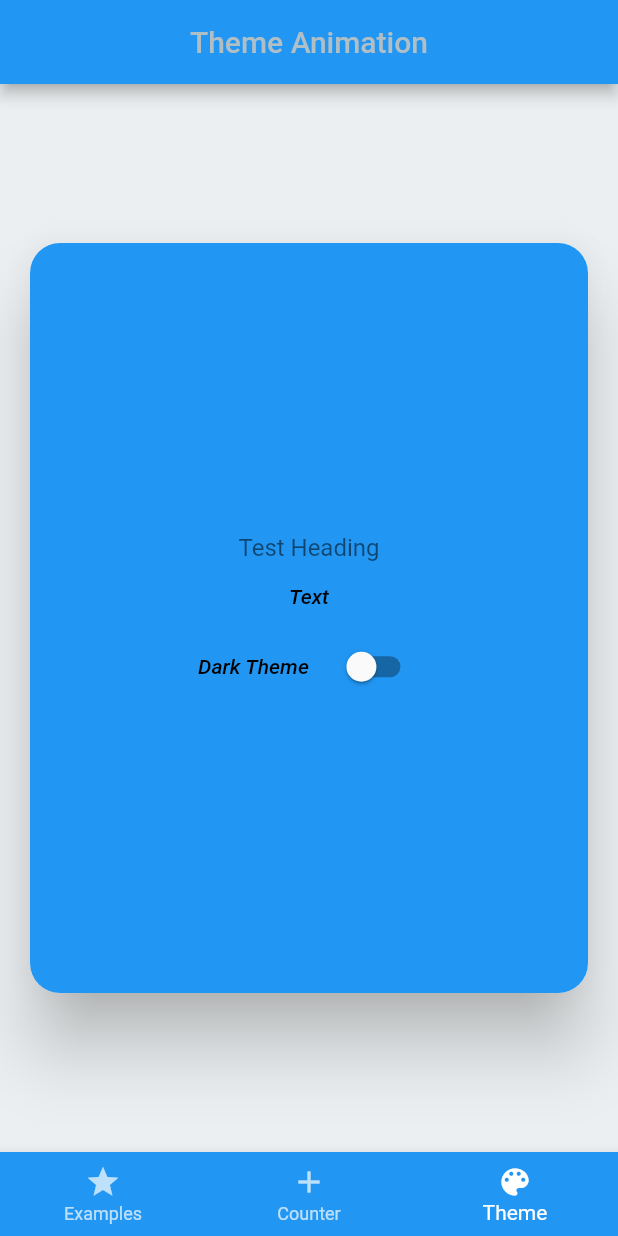
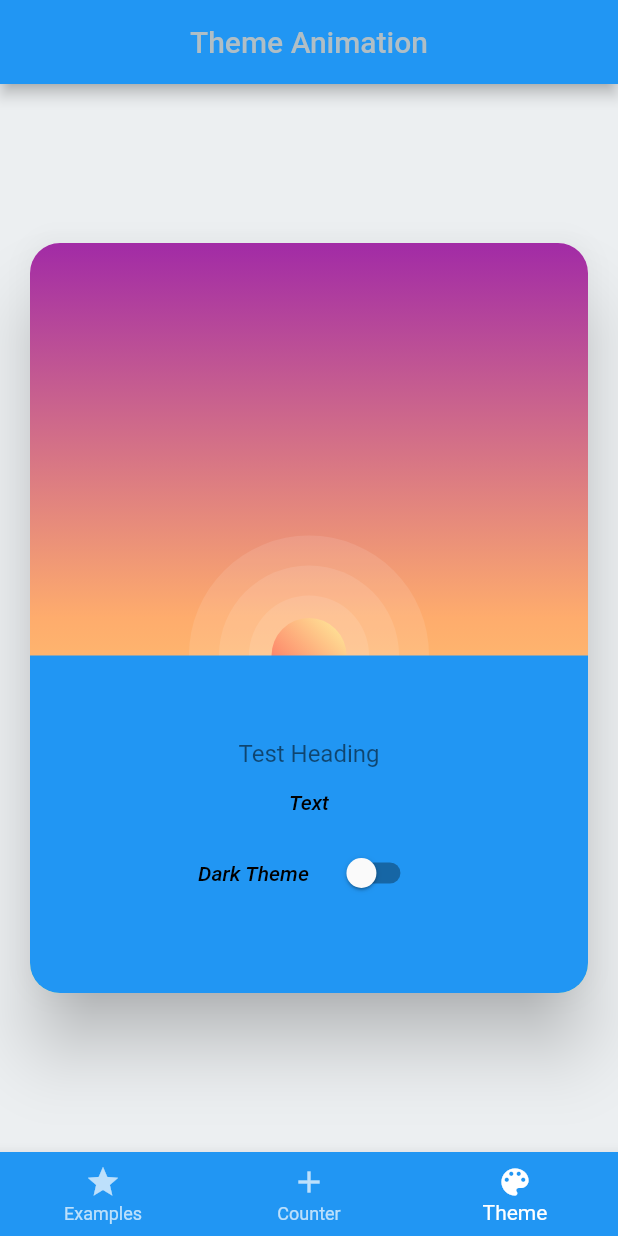
Before and after one commit to Alex-Kuchar/flutter_dart_zth, a Flutter app: the screen it shows after launch, item 3 of the bottom bar chosen, on a phone screen of 412 x 824 dp. Run offline on Flutter 3.47's test engine with Material 2 defaults, Android fonts, the light colour scheme and no system bars; Roboto replaces fonts that are missing (Rubik).

Commit message:
project is done.

```diff
--- a/fluttergrundlagen/lib/presentation/theme_animation/theme_anim_page.dart
+++ b/fluttergrundlagen/lib/presentation/theme_animation/theme_anim_page.dart
@@ -1,5 +1,8 @@
 import 'package:flutter/material.dart';
 import 'package:fluttergrundlagen/application/theme_service.dart';
+import 'package:fluttergrundlagen/presentation/theme_animation/widgets/moon.dart';
+import 'package:fluttergrundlagen/presentation/theme_animation/widgets/star.dart';
+import 'package:fluttergrundlagen/presentation/theme_animation/widgets/sun.dart';
 import 'package:provider/provider.dart';
 
 class ThemeAnimationPage extends StatelessWidget {
@@ -27,8 +30,98 @@ class ThemeAnimationPage extends StatelessWidget {
                     height: 500,
                     decoration: BoxDecoration(
                       borderRadius: BorderRadius.circular(20),
-                      color: Theme.of(context).primaryColor,
+                      gradient: LinearGradient(
+                        colors: themeService.isDarkMode
+                            ? const [
+                                Color(0XFF94A9FF),
+                                Color(0xFF6B66CC),
+                                Color(0xFF200F75),
+                              ]
+                            : const [
+                                Color(0xDDFFFA66),
+                                Color(0xDDFFA057),
+                                Color(0xDD940B99),
+                              ],
+                        begin: Alignment.bottomCenter,
+                        end: Alignment.topCenter,
                       ),
+                    ),
+                    child: Stack(
+                      children: [
+                        Positioned(
+                          top: 70,
+                          right: 50,
+                          child: AnimatedOpacity(
+                            duration: Duration(milliseconds: 50),
+                            opacity: themeService.isDarkMode ? 1 : 0,
+                            child: Star(),
+                          ),
+                        ),
+                        Positioned(
+                          top: 150,
+                          left: 60,
+                          child: AnimatedOpacity(
+                            duration: Duration(milliseconds: 100),
+                            opacity: themeService.isDarkMode ? 1 : 0,
+                            child: Star(),
+                          ),
+                        ),
+                        Positioned(
+                          top: 40,
+                          left: 200,
+                          child: AnimatedOpacity(
+                            duration: Duration(milliseconds: 150),
+                            opacity: themeService.isDarkMode ? 1 : 0,
+                            child: Star(),
+                          ),
+                        ),
+                        Positioned(
+                          top: 50,
+                          left: 54,
+                          child: AnimatedOpacity(
+                            duration: Duration(milliseconds: 200),
+                            opacity: themeService.isDarkMode ? 1 : 0,
+                            child: Star(),
+                          ),
+                        ),
+                        Positioned(
+                          top: 100,
+                          right: 200,
+                          child: AnimatedOpacity(
+                            duration: Duration(milliseconds: 250),
+                            opacity: themeService.isDarkMode ? 1 : 0,
+                            child: Star(),
+                          ),
+                        ),
+                        AnimatedPositioned(
+                          top: themeService.isDarkMode ? 100 : 170,
+                          right: themeService.isDarkMode ? 100 : -40,
+                          duration: Duration(milliseconds: 500),
+                          child: AnimatedOpacity(
+                            opacity: themeService.isDarkMode ? 1 : 0,
+                            duration: Duration(milliseconds: 400),
+                            child: Moon(),
+                          ),
+                        ),
+                        AnimatedPadding(
+                          padding: EdgeInsets.only(
+                              top: themeService.isDarkMode ? 110 : 50),
+                          duration: Duration(milliseconds: 200),
+                          child: Center(
+                            child: Sun(),
+                          ),
+                        ),
+                        Align(
+                          alignment: Alignment.bottomCenter,
+                          child: Container(
+                            height: 225,
+                            decoration: BoxDecoration(
+                                color: themeService.isDarkMode
+                                    ? Theme.of(context).colorScheme.primary
+                                    : Theme.of(context).appBarTheme.color,
+                                borderRadius: BorderRadius.only(
+                                    bottomLeft: Radius.circular(20),
+                                    bottomRight: Radius.circular(20))),
                             child: Column(
                               mainAxisAlignment: MainAxisAlignment.center,
                               children: [
@@ -74,6 +167,10 @@ class ThemeAnimationPage extends StatelessWidget {
                                   ],
                                 )
                               ],
+                            ),
+                          ),
+                        ),
+                      ],
                     )),
               ),
             ),
--- /dev/null
+++ b/fluttergrundlagen/lib/presentation/theme_animation/widgets/moon.dart
@@ -0,0 +1,23 @@
+import 'package:flutter/material.dart';
+
+class Moon extends StatelessWidget {
+  const Moon({super.key});
+
+  @override
+  Widget build(BuildContext context) {
+    return Container(
+      height: 30,
+      width: 30,
+      decoration: BoxDecoration(
+          shape: BoxShape.circle,
+          gradient: LinearGradient(
+            colors: [
+              Color(0xFF8983F7),
+              Color(0xFFA3DAFB),
+            ],
+            begin: Alignment.bottomLeft,
+            end: Alignment.topRight,
+          )),
+    );
+  }
+}
--- /dev/null
+++ b/fluttergrundlagen/lib/presentation/theme_animation/widgets/star.dart
@@ -0,0 +1,24 @@
+import 'package:flutter/material.dart';
+
+class Star extends StatelessWidget {
+  const Star({super.key});
+
+  @override
+  Widget build(BuildContext context) {
+    return Container(
+      width: 2,
+      height: 2,
+      decoration: BoxDecoration(
+          shape: BoxShape.circle,
+          color: Color(0xFFC9E9FC),
+          boxShadow: [
+            BoxShadow(
+              color: Color(0xFFC9E9FC).withOpacity(0.5),
+              spreadRadius: 5,
+              blurRadius: 7,
+              offset: Offset(0, 0),
+            )
+          ]),
+    );
+  }
+}
--- /dev/null
+++ b/fluttergrundlagen/lib/presentation/theme_animation/widgets/sun.dart
@@ -0,0 +1,50 @@
+import 'package:flutter/material.dart';
+import 'package:flutter/src/widgets/framework.dart';
+import 'package:flutter/src/widgets/placeholder.dart';
+
+class Sun extends StatelessWidget {
+  const Sun({super.key});
+
+  @override
+  Widget build(BuildContext context) {
+    return Sunshine(
+      radius: 160,
+      child: Sunshine(
+        radius: 120,
+        child: Sunshine(
+          radius: 80,
+          child: Container(
+            height: 50,
+            width: 50,
+            decoration: BoxDecoration(
+                shape: BoxShape.circle,
+                gradient: LinearGradient(
+                  colors: [Color(0xDDFC554F), Color(0xDDFFF79E)],
+                  begin: Alignment.bottomLeft,
+                  end: Alignment.topRight,
+                )),
+          ),
+        ),
+      ),
+    );
+  }
+}
+
+class Sunshine extends StatelessWidget {
+  final double radius;
+  final Widget child;
+  const Sunshine({super.key, required this.radius, required this.child});
+
+  @override
+  Widget build(BuildContext context) {
+    return Container(
+      width: radius,
+      height: radius,
+      decoration: BoxDecoration(
+        shape: BoxShape.circle,
+        color: Colors.white.withOpacity(0.1),
+      ),
+      child: Center(child: child),
+    );
+  }
+}
```
Lines whose indentation alone changed are shown as unchanged.
